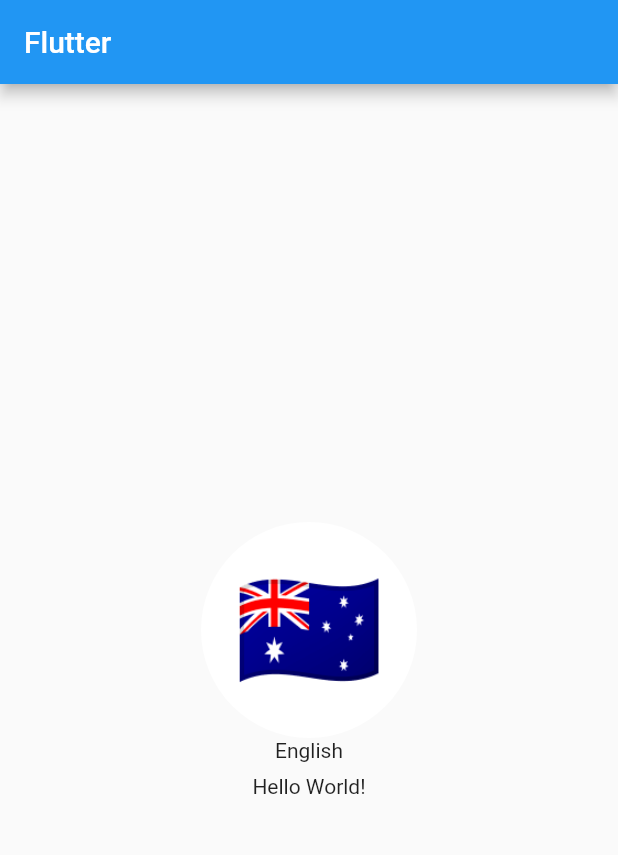
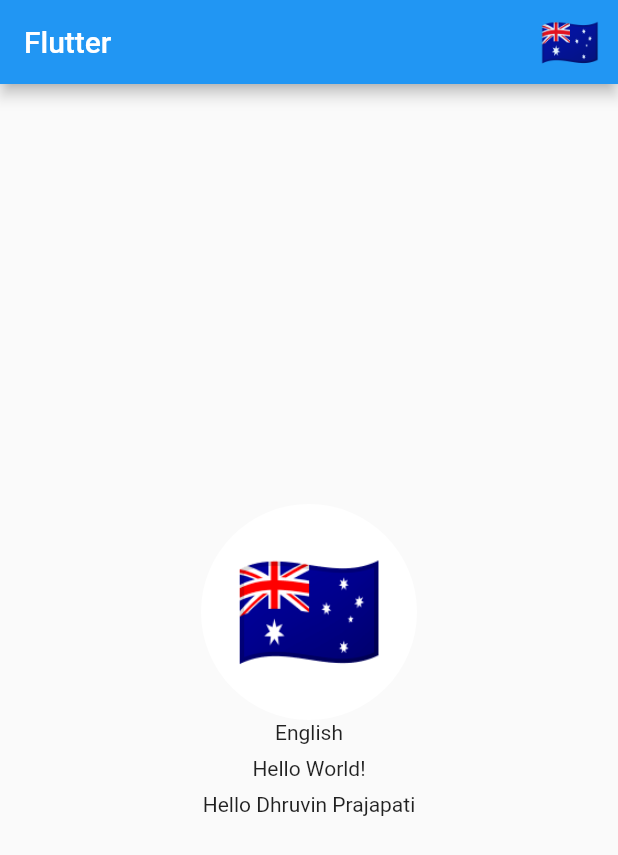
Before and after one commit to Taste-the-Thunder/flutter_localization, a Flutter app: the screen it shows after launch, on a phone screen of 412 x 824 dp. Shown: the top 855 px of the screen. Run offline on Flutter 3.47's test engine with Material 2 defaults, Android fonts, the phone set to English and light mode, and no system bars; generated files the repository leaves out were written again.

```diff
--- a/lib/l10n/app_en.arb
+++ b/lib/l10n/app_en.arb
@@ -6,5 +6,14 @@
     "helloWorld": "Hello World!",
     "@helloWorld": {
         "description": "The programmer greeting"
+    },
+    "hello" : "Hello {username}",
+    "@hello" : {
+        "description": "A welcome message",
+        "placeholders": {
+            "username": {
+                "type": "String"
+            }
+        }
     }
 }
--- a/lib/l10n/app_gu.arb
+++ b/lib/l10n/app_gu.arb
@@ -1,4 +1,5 @@
 {
     "language": "ગુજરાતી",
-    "helloWorld": "હેલો વિશ્વ!"
+    "helloWorld": "હેલો વિશ્વ!",
+    "hello" : "નમસ્તે {username}"
 }
--- a/lib/l10n/app_hi.arb
+++ b/lib/l10n/app_hi.arb
@@ -1,4 +1,5 @@
 {
     "language": "हिन्दी",
-    "helloWorld": "नमस्ते दुनिया!"
+    "helloWorld": "नमस्ते दुनिया!",
+    "hello" : "नमस्ते {username}"
 }
--- a/lib/main.dart
+++ b/lib/main.dart
@@ -55,7 +55,6 @@ class _MyHomePageState extends State<MyHomePage> {
         title: Text(widget.title),
         actions: [
           LanguagePicker(),
-          SizedBox(width: 32,)
         ],
       ),
       body: Center(
@@ -66,6 +65,8 @@ class _MyHomePageState extends State<MyHomePage> {
             Text(AppLocalizations.of(context)!.language),
             SizedBox(height: 8),
             Text(AppLocalizations.of(context)!.helloWorld),
+            SizedBox(height: 8),
+            Text(AppLocalizations.of(context)!.hello('Dhruvin Prajapati')),
           ],
         ),
       ),
--- a/lib/widget/language_picker.dart
+++ b/lib/widget/language_picker.dart
@@ -31,7 +31,7 @@ class LanguagePicker extends StatelessWidget {
   @override
   Widget build(BuildContext context) {
     final provider = Provider.of<LocaleProvider>(context);
-    final locale = provider.locale;
+    final locale = provider.locale ?? Locale('en');
     return DropdownButtonHideUnderline(
         child: DropdownButton(
           value: locale,
```
